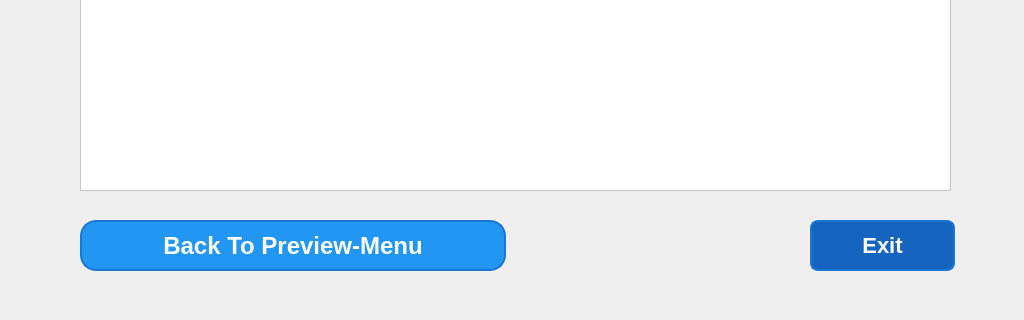
This is Customer Relationship Management/ui folders/admin_menu.ui in Harriery/my-python-projects as Qt 5 draws it before an edit; both pictures show x 0 to 1024 and y 540 to 860 of the 1024 by 860 pixel window. The edited form follows.
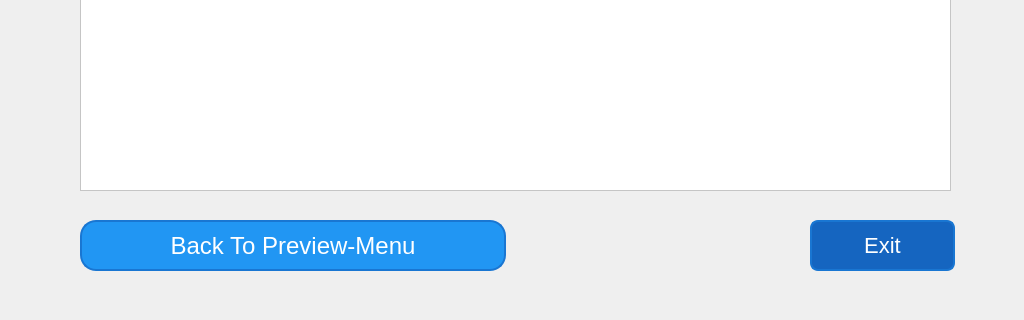
This is the edited form. Icons and pictures are not drawn.

```diff
--- a/Customer Relationship Management/ui folders/admin_menu.ui
+++ b/Customer Relationship Management/ui folders/admin_menu.ui
@@ -219,8 +219,6 @@
    <property name="font">
     <font>
      <pointsize>-1</pointsize>
-     <weight>75</weight>
-     <bold>true</bold>
     </font>
    </property>
    <property name="styleSheet">
@@ -246,8 +244,6 @@
    <property name="font">
     <font>
      <pointsize>-1</pointsize>
-     <weight>75</weight>
-     <bold>true</bold>
     </font>
    </property>
    <property name="styleSheet">
```
Left out of the diff: 4 changed lines with no effect on the pictures.
